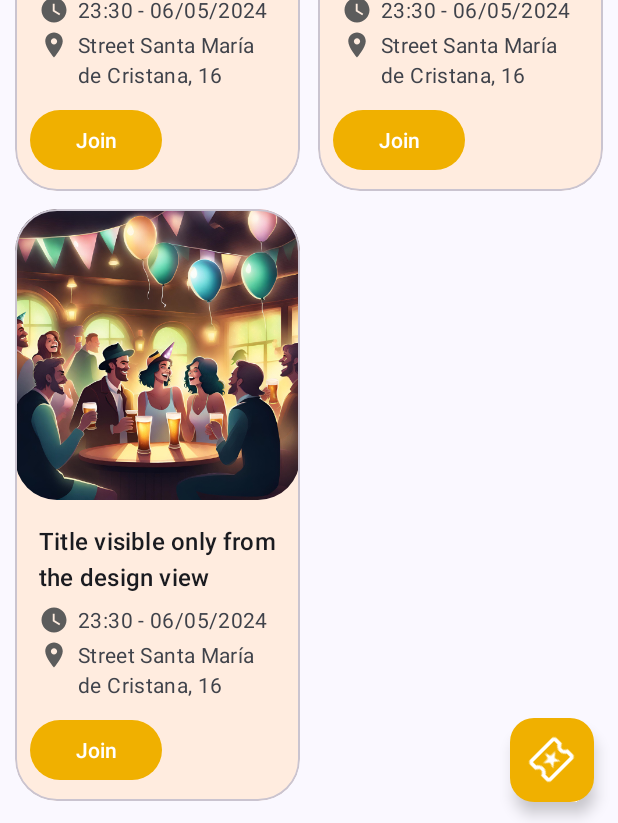
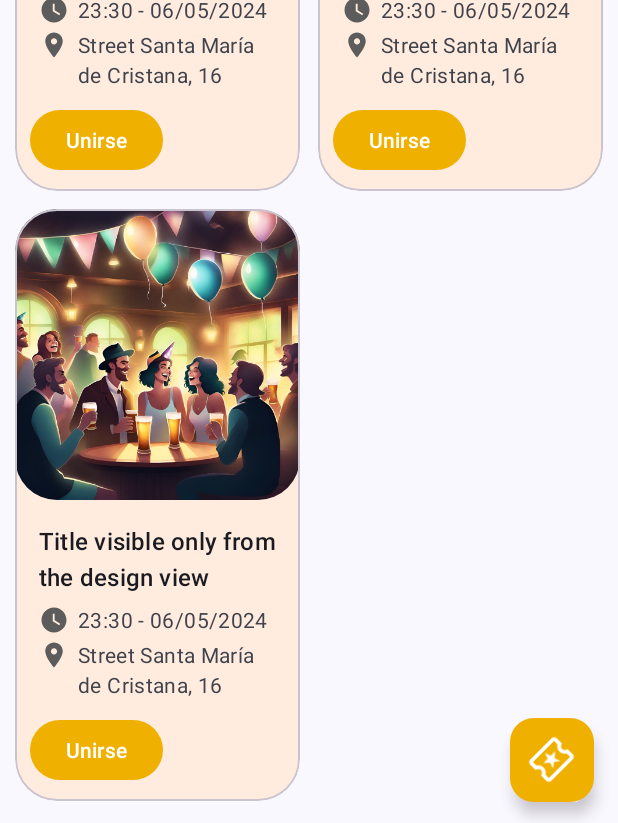
Before and after one commit to Pelayo-Reguera/MyCity, an Android app: the layout fragment_events_explorer.xml on its own in the app's theme, with its tools: preview values and no code run, on a phone screen of 412 x 824 dp. Shown: the part 410-1233 px from the top of the screen. Run offline under Robolectric (Android 15) with nearby library versions, the phone set to English and light mode, and no system bars.

Commit message:
Formatting code

```diff
--- a/App/app/src/main/res/layout/card_event.xml
+++ b/App/app/src/main/res/layout/card_event.xml
@@ -20,7 +20,7 @@
 
     <LinearLayout
         android:layout_width="match_parent"
-        android:layout_height="wrap_content"
+        android:layout_height="match_parent"
         android:orientation="vertical">
 
         <com.google.android.material.imageview.ShapeableImageView
@@ -95,8 +95,8 @@
 
         <!-- Buttons -->
         <LinearLayout
-            android:layout_width="wrap_content"
-            android:layout_height="wrap_content"
+            android:layout_width="match_parent"
+            android:layout_height="match_parent"
             android:layout_margin="10dp"
             android:orientation="horizontal">
 
@@ -104,8 +104,8 @@
                 android:id="@+id/btnAttendance"
                 android:layout_width="wrap_content"
                 android:layout_height="wrap_content"
-                android:text="Join" />
+                android:layout_gravity="start|bottom"
+                android:text="@string/btnAttendance" />
         </LinearLayout>
-
     </LinearLayout>
 </com.google.android.material.card.MaterialCardView>
```
